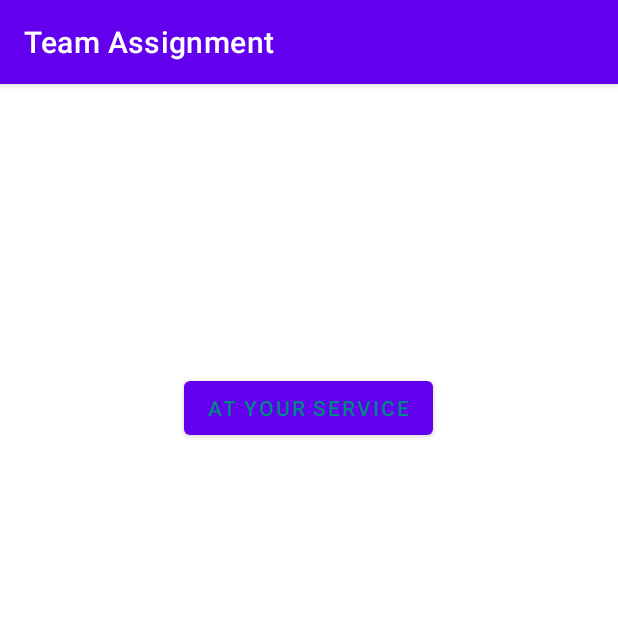
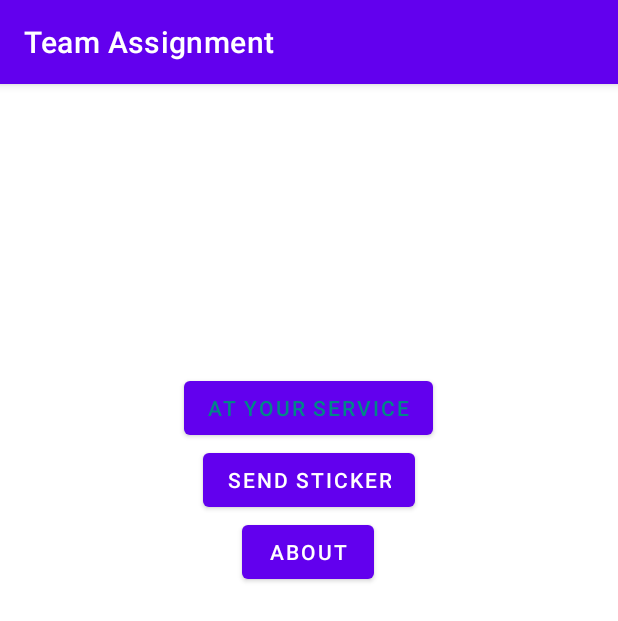
Before and after one commit to nikhilsapa5/Team_Assignment, an Android app: the screen it shows after launch (MainActivity), on a phone screen of 412 x 824 dp. Shown: the top 621 px of the screen. Run offline under Robolectric (Android 15) with nearby library versions, the phone set to English and light mode, and no system bars.

Commit message:
added main layouts in project

```diff
--- a/app/src/main/res/layout/activity_main.xml
+++ b/app/src/main/res/layout/activity_main.xml
@@ -3,7 +3,8 @@
     xmlns:app="http://schemas.android.com/apk/res-auto"
     xmlns:tools="http://schemas.android.com/tools"
     android:layout_width="match_parent"
-    android:layout_height="match_parent">
+    android:layout_height="match_parent"
+    android:id="@+id/rootLayout">
 
     <Button
         android:id="@+id/atYourWebService"
@@ -18,4 +19,26 @@
         app:layout_constraintStart_toStartOf="parent"
         app:layout_constraintTop_toTopOf="parent"
         app:layout_constraintVertical_bias="0.267" />
+
+    <Button
+        android:id="@+id/sendSticker"
+        android:layout_width="wrap_content"
+        android:layout_height="wrap_content"
+        android:text="Send Sticker"
+        android:onClick="onClick"
+        app:layout_constraintEnd_toEndOf="parent"
+        app:layout_constraintStart_toStartOf="parent"
+        tools:layout_editor_absoluteY="297dp"
+        app:layout_constraintTop_toBottomOf="@id/atYourWebService"/>
+
+    <Button
+        android:id="@+id/aboutMe"
+        android:layout_width="wrap_content"
+        android:layout_height="wrap_content"
+        android:onClick="onClick"
+        android:text="About"
+        app:layout_constraintEnd_toEndOf="parent"
+        app:layout_constraintHorizontal_bias="0.498"
+        app:layout_constraintStart_toStartOf="parent"
+        app:layout_constraintTop_toBottomOf="@id/sendSticker" />
 </androidx.constraintlayout.widget.ConstraintLayout>
```
